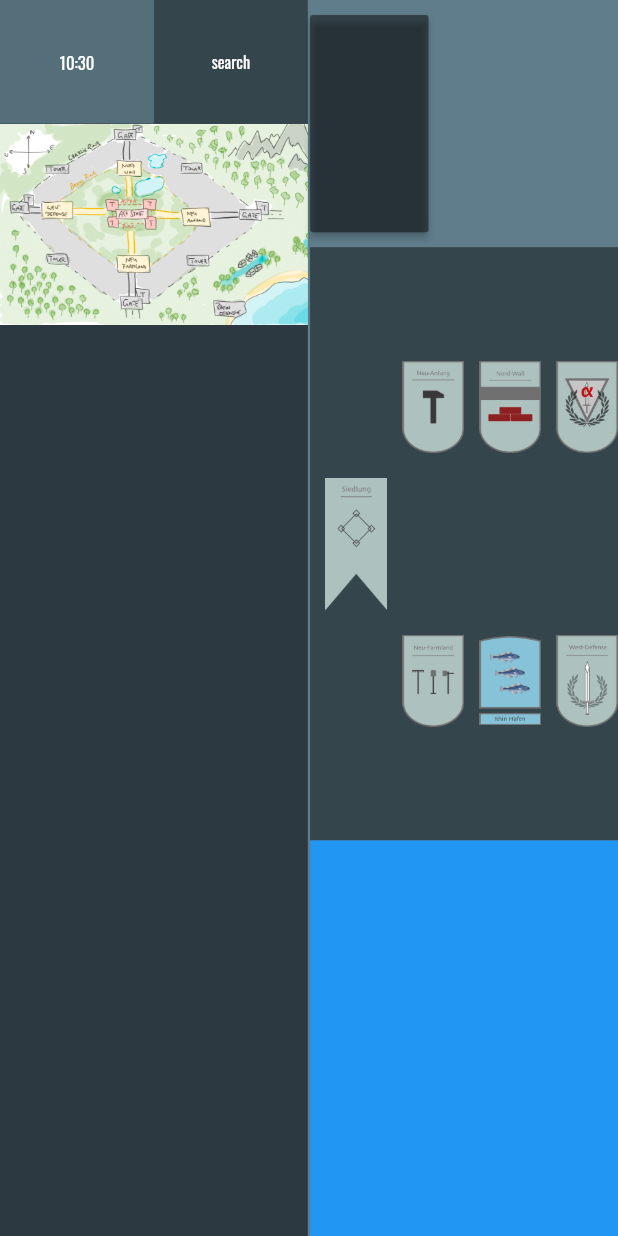
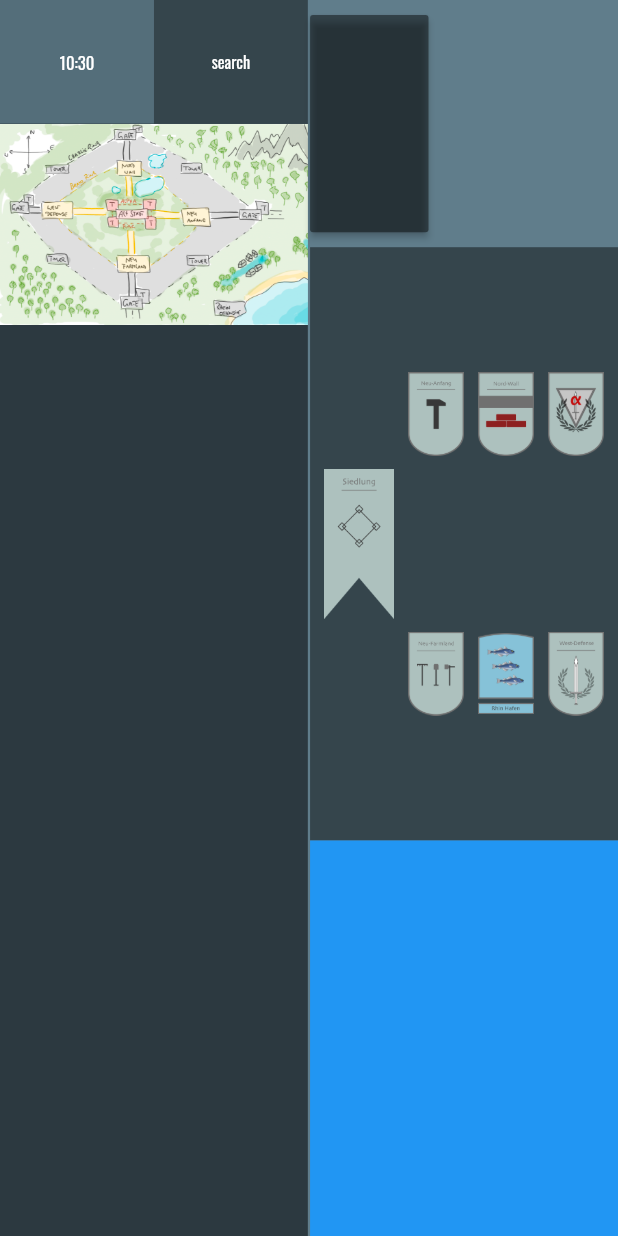
Before and after one commit to SeemannMx/pandp, a Flutter app: the screen it shows after launch, on a phone screen of 412 x 824 dp. Run offline on Flutter 3.47's test engine with Material 2 defaults, Android fonts, the phone set to English and light mode, and no system bars; our stand-ins replace flutter_markdown, google_fonts.

Commit message:
responsive grid

```diff
--- a/lib/provider/provider_image.dart
+++ b/lib/provider/provider_image.dart
@@ -3,23 +3,44 @@ import 'package:flutter/material.dart';
 import 'dart:developer' as dev;
 
 class CustomImageProvider extends ChangeNotifier {
-
   var images = [];
   var locations = [];
+  var widget;
 
-  CustomImageProvider() {_load();}
+  CustomImageProvider() {
+    _load();
+  }
 
   _load() {
-    images.add(Image(image: AssetImage('assets/img/chart.png')));
-
-    locations.add(Image(image: AssetImage('assets/img/wappen_siedlung.png')));
-    locations.add(Image(image: AssetImage('assets/img/wappen_neu_anfang.png')));
-    locations.add(Image(image: AssetImage('assets/img/wappen_neu_farmland.png')));
-    locations.add(Image(image: AssetImage('assets/img/wappen_nord_wall.png')));
-    locations.add(Image(image: AssetImage('assets/img/wappen_rhin_hafen.png')));
-    locations.add(Image(image: AssetImage('assets/img/wappen_spezial_einheit.png')));
-    locations.add(Image(image: AssetImage('assets/img/wappen_west_defense.png')));
+    _addChart();
+    _addLocations();
 
     notifyListeners();
   }
+
+  _addChart() {
+    images.add(Image(image: AssetImage('assets/img/chart.png')));
+  }
+
+  _addLocations() {
+    int value = 25;
+
+    locations
+      ..add(_getWappen(value ,Image(image: AssetImage('assets/img/wappen_siedlung.png'))))
+      ..add(_getWappen(value ,Image(image: AssetImage('assets/img/wappen_neu_anfang.png'))))
+      ..add(_getWappen(value ,Image(image: AssetImage('assets/img/wappen_neu_farmland.png'))))
+      ..add(_getWappen(value ,Image(image: AssetImage('assets/img/wappen_nord_wall.png'))))
+      ..add(_getWappen(value ,Image(image: AssetImage('assets/img/wappen_rhin_hafen.png'))))
+      ..add(_getWappen(value ,Image(image: AssetImage('assets/img/wappen_spezial_einheit.png'))))
+      ..add(_getWappen(value ,Image(image: AssetImage('assets/img/wappen_west_defense.png'))));
+  }
+
+  _getWappen(int flex, Widget child){
+    return Flexible(
+        flex: flex,
+        fit: FlexFit.tight,
+        child: Container(
+            child: child
+        ));
+  }
 }
--- a/lib/widgets/location_grid.dart
+++ b/lib/widgets/location_grid.dart
@@ -10,96 +10,47 @@ class LocationsGrid extends StatelessWidget {
       int flex = 20;
       return Row(mainAxisAlignment: MainAxisAlignment.spaceAround, children: [
         Flexible(flex: 5, child: Container()),
-            Flexible(
-              flex: flex,
-                fit: FlexFit.tight,
-              child: Container(
-                // padding: EdgeInsets.all(25),
-                child: imageProvider.locations[0],
-              )
-            ),
-
+        imageProvider.locations[0],
         Flexible(flex: 5, child: Container()),
-
         Flexible(
           flex: flex,
           child: Column(
             children: [
               Flexible(flex: 10, child: Container()),
-                  Flexible(
-                      flex: 50,
-                      fit: FlexFit.tight,
-                      child: Container(
-                        child: imageProvider.locations[1],
-                      )),
+              imageProvider.locations[1],
               Flexible(flex: 10, child: Container()),
-                  Flexible(
-                      flex: 50,
-                      fit: FlexFit.tight,
-                      child: Container(
-                        // padding: EdgeInsets.all(25),
-                        child: imageProvider.locations[2],
-                      )),
+              imageProvider.locations[2],
               Flexible(flex: 10, child: Container()),
             ],
           ),
         ),
-            Flexible(
-                flex: 5,
-                child: Container()
-            ),
+        Flexible(flex: 5, child: Container()),
         Flexible(
           flex: flex,
           child: Column(
             children: [
               Flexible(flex: 10, child: Container()),
-                  Flexible(
-                      flex: 50,
-                      fit: FlexFit.tight,
-                      child: Container(
-                        // padding: EdgeInsets.all(25),
-                        child: imageProvider.locations[3],
-                      )),
+              imageProvider.locations[3],
               Flexible(flex: 10, child: Container()),
-                  Flexible(
-                      flex: 50,
-                      fit: FlexFit.tight,
-                      child: Container(
-                        // padding: EdgeInsets.all(25),
-                        child: imageProvider.locations[4],
-                      )),
+              imageProvider.locations[4],
               Flexible(flex: 10, child: Container()),
             ],
           ),
         ),
-            Flexible(
-                flex: 5,
-                child: Container()
-            ),
+        Flexible(flex: 5, child: Container()),
         Flexible(
           flex: flex,
           child: Column(
             children: [
               Flexible(flex: 10, child: Container()),
-                  Flexible(
-                      flex: 50,
-                      fit: FlexFit.tight,
-                      child: Container(
-                        // padding: EdgeInsets.all(25),
-                        child: imageProvider.locations[5],
-                      )),
+              imageProvider.locations[5],
               Flexible(flex: 10, child: Container()),
-                  Flexible(
-                      flex: 50,
-                      fit: FlexFit.tight,
-                      child: Container(
-                        // padding: EdgeInsets.all(25),
-                        child: imageProvider.locations[6],
-                      )),
+              imageProvider.locations[6],
               Flexible(flex: 10, child: Container()),
             ],
           ),
-            )
+        ),
+        Flexible(flex: 5, child: Container()),
       ]);
     });
   }
```
Lines whose indentation alone changed are shown as unchanged.
